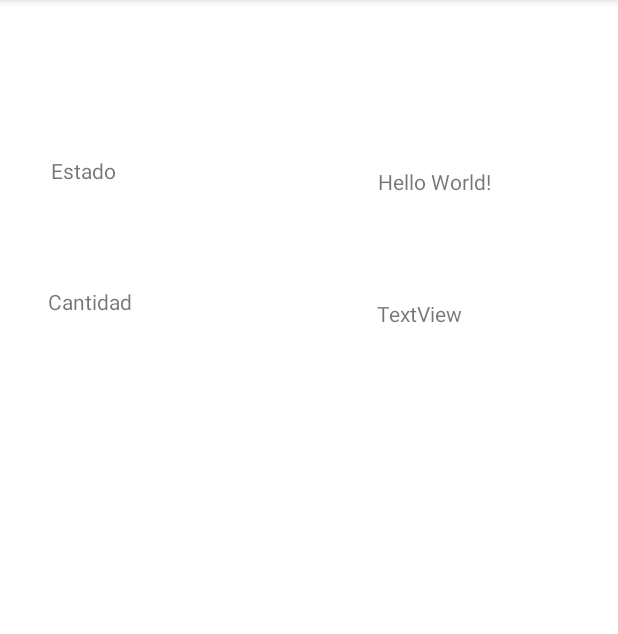
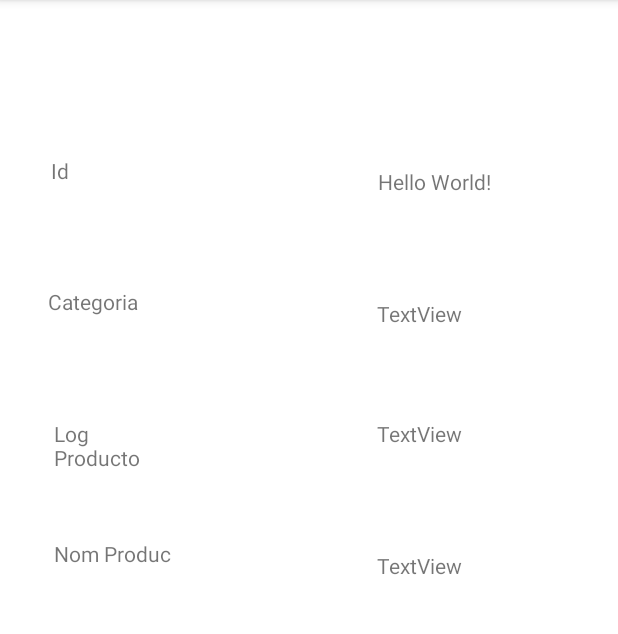
Before and after one commit to Cacosta1927/ProyectoReal, an Android app: the Prueba screen opened directly, with no data from a screen before it, on a phone screen of 412 x 824 dp, the part 84-718 px from its top. Run offline under Robolectric (Android 15) with nearby library versions, the phone set to English and light mode, and no system bars; our stand-ins replace Volley; network calls fail; pictures from the network do not load.

Commit message:
Ajax
Se genera función para pintar foto dinámica y se cambia el Json para visualizar las productos de acuerdo a la categoría.

```diff
--- a/app/src/main/java/com/example/proye/Juego.java
+++ b/app/src/main/java/com/example/proye/Juego.java
@@ -166,7 +166,6 @@ public class Juego extends AppCompatActivity {
 
         //Libreria Glide para cargar las imagenes de internet
         Glide.with(this).load(mDataArticulo.get(valorDadoA).getImagen()).into(imgObjeto);
-
         //Cargar lista de Opciones
 
         mData = new ArrayList<>();
--- a/app/src/main/java/com/example/proye/Prueba.java
+++ b/app/src/main/java/com/example/proye/Prueba.java
@@ -3,6 +3,7 @@ package com.example.proye;
 import androidx.appcompat.app.AppCompatActivity;
 import android.os.Bundle;
 import android.util.Log;
+import android.widget.ImageView;
 import android.widget.TextView;
 
 import com.android.volley.Request;
@@ -11,6 +12,8 @@ import com.android.volley.Response;
 import com.android.volley.VolleyError;
 import com.android.volley.toolbox.StringRequest;
 import com.android.volley.toolbox.Volley;
+import com.bumptech.glide.Glide;
+
 
 import org.json.JSONArray;
 import org.json.JSONException;
@@ -19,7 +22,8 @@ import org.json.JSONObject;
 
 public class Prueba extends AppCompatActivity {
 
-    TextView tvOficina, tvCantidad;
+    TextView tvOficina, tvCantidad, tvLog, tvNomproduc;
+    ImageView ivProducto;
 
     @Override
     protected void onCreate(Bundle savedInstanceState) {
@@ -31,20 +35,26 @@ public class Prueba extends AppCompatActivity {
 
 
     //funcion para capturar Json
-    private void GET(){
-
+    public void GET(){
         // Instantiate the RequestQueue.
         tvOficina = findViewById(R.id.tvOficinas);
         tvCantidad = findViewById(R.id.tvCantidad);
+        tvLog = findViewById(R.id.tvLog4);
+        tvNomproduc = findViewById(R.id.tvNomProduc2);
+        ivProducto = findViewById(R.id.ivProducto);
+
         RequestQueue queue = Volley.newRequestQueue(this);
-        String url = "https://elsunnyburguer.000webhostapp.com/api/query_all_total.php?tipo=1";
+        String urlcategorias = "https://cursoandroid2023.000webhostapp.com/api/query_tipoCategoria.php?tipo=2";
+        Log.d("URL", urlcategorias);
 
-        Log.d("URL", url);
         // Request a string response from the provided URL.
-        StringRequest stringRequest = new StringRequest(Request.Method.GET, url,
+        StringRequest stringRequest = new StringRequest(Request.Method.GET, urlcategorias,
+
                 new Response.Listener<String>() {
                     @Override
                     public void onResponse(String response) {
+
+
                         // Display the first 500 characters of the response string.
                         Log.e("VOLLEY exitosa", response);
 
@@ -63,11 +73,21 @@ public class Prueba extends AppCompatActivity {
 
                                 contenidoJSON = jsonObject.getJSONArray("oficinas"); //estado es el nombre del campo en el JSON
 
-                                String totales = contenidoJSON.getJSONObject(0).getString("tCantidad");
+
+                                String id = contenidoJSON.getJSONObject(0).getString("id");
+                                tvOficina.setText(id);
+
+                                String totales = contenidoJSON.getJSONObject(0).getString("descripcion");
                                 tvCantidad.setText(totales);
                                 Log.d("JSON",totales);
 
+                                String logjson = contenidoJSON.getJSONObject(0).getString("log");
+                                tvLog.setText(logjson);
 
+                                String nomproducto = contenidoJSON.getJSONObject(0).getString("nombre");
+                                tvNomproduc.setText(nomproducto);
+                                String fotoProducto = contenidoJSON.getJSONObject(0).getString("imagen");
+                               pintarFoto(fotoProducto);
 
                             }
 
@@ -81,10 +101,19 @@ public class Prueba extends AppCompatActivity {
             public void onErrorResponse(VolleyError error) {
                 Log.e("VOLLEY", "That didn't work!");
             }
+
         });
 
 // Add the request to the RequestQueue.
         queue.add(stringRequest);
 
     }
+
+
+    public void pintarFoto(String foto){
+        ivProducto = findViewById(R.id.ivProducto);
+        Glide.with(this).load(foto).into(ivProducto);
+    }
+
+
 }
--- a/app/src/main/res/layout/activity_prueba.xml
+++ b/app/src/main/res/layout/activity_prueba.xml
@@ -6,6 +6,46 @@
     android:layout_width="match_parent"
     android:layout_height="match_parent"
     tools:context=".MainActivity">
+
+    <TextView
+        android:id="@+id/tvLog3"
+        android:layout_width="79dp"
+        android:layout_height="43dp"
+        android:layout_marginStart="36dp"
+        android:layout_marginTop="136dp"
+        android:text="Log Producto"
+        app:layout_constraintStart_toStartOf="parent"
+        app:layout_constraintTop_toBottomOf="@+id/tvEstado" />
+
+    <TextView
+        android:id="@+id/tvLog4"
+        android:layout_width="85dp"
+        android:layout_height="35dp"
+        android:layout_marginStart="140dp"
+        android:layout_marginTop="136dp"
+        android:text="TextView"
+        app:layout_constraintStart_toEndOf="@+id/tvCantidad1"
+        app:layout_constraintTop_toBottomOf="@+id/tvOficinas" />
+
+    <TextView
+        android:id="@+id/tvNomProduc"
+        android:layout_width="79dp"
+        android:layout_height="43dp"
+        android:layout_marginStart="36dp"
+        android:layout_marginTop="216dp"
+        android:text="Nom Produc"
+        app:layout_constraintStart_toStartOf="parent"
+        app:layout_constraintTop_toBottomOf="@+id/tvEstado" />
+
+    <TextView
+        android:id="@+id/tvNomProduc2"
+        android:layout_width="85dp"
+        android:layout_height="35dp"
+        android:layout_marginStart="140dp"
+        android:layout_marginTop="224dp"
+        android:text="TextView"
+        app:layout_constraintStart_toEndOf="@+id/tvCantidad1"
+        app:layout_constraintTop_toBottomOf="@+id/tvOficinas" />
 
     <TextView
         android:id="@+id/tvOficinas"
@@ -35,7 +75,7 @@
         android:layout_height="39dp"
         android:layout_marginStart="34dp"
         android:layout_marginTop="104dp"
-        android:text="Estado"
+        android:text="Id"
         app:layout_constraintStart_toStartOf="parent"
         app:layout_constraintTop_toTopOf="parent" />
 
@@ -45,8 +85,22 @@
         android:layout_height="43dp"
         android:layout_marginStart="32dp"
         android:layout_marginTop="48dp"
-        android:text="Cantidad"
+        android:text="Categoria"
         app:layout_constraintStart_toStartOf="parent"
         app:layout_constraintTop_toBottomOf="@+id/tvEstado" />
 
+    <ImageView
+        android:id="@+id/ivProducto"
+        android:layout_width="234dp"
+        android:layout_height="156dp"
+        android:layout_marginStart="118dp"
+        android:layout_marginTop="459dp"
+        android:layout_marginEnd="165dp"
+        android:layout_marginBottom="144dp"
+        app:layout_constraintBottom_toBottomOf="parent"
+        app:layout_constraintEnd_toEndOf="parent"
+        app:layout_constraintStart_toStartOf="parent"
+        app:layout_constraintTop_toTopOf="parent"
+        tools:srcCompat="@tools:sample/avatars" />
+
 </androidx.constraintlayout.widget.ConstraintLayout>
```
